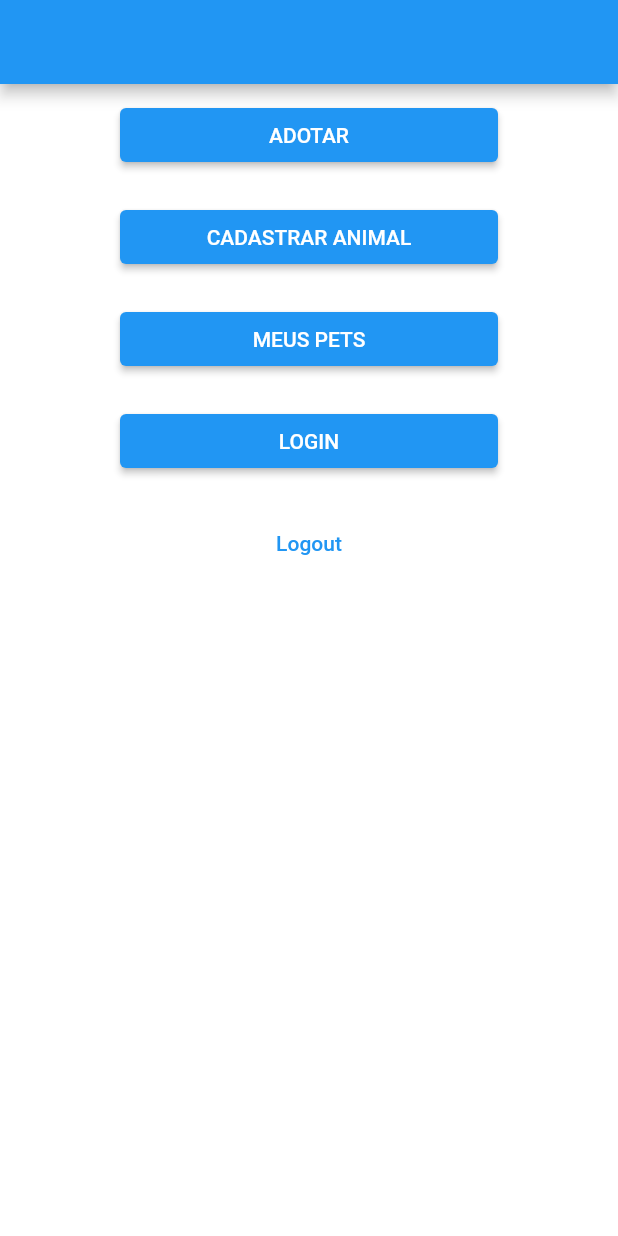
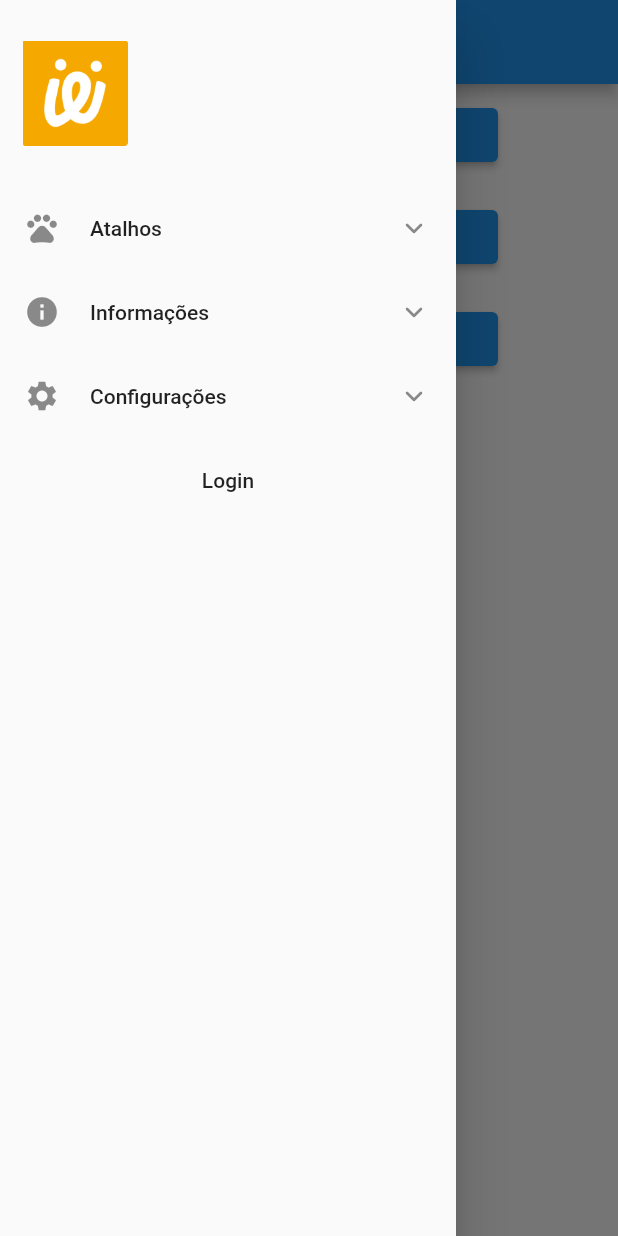
Before and after one commit to fleury-gf/MeAu, a Flutter app: the screen it shows after launch, with the side drawer open (before the commit the screen has no drawer), on a phone screen of 412 x 824 dp. Run offline on Flutter 3.47's test engine with Material 2 defaults, Android fonts, the phone set to English and light mode, and no system bars; our stand-ins replace cloud_firestore, firebase_auth, firebase_core, image_picker; accounts and stored records are empty.

Commit message:
drawer WIP

```diff
--- a/meau/lib/models/user_model.dart
+++ b/meau/lib/models/user_model.dart
@@ -23,3 +23,29 @@ class CreateUserModel {
   final String passwordConfirm;
   final String picture;
 }
+
+class UserModel {
+  UserModel({
+    this.id = "",
+    this.nome = "",
+    this.idade = "",
+    this.email = "",
+    this.estado = "",
+    this.cidade = "",
+    this.endereco = "",
+    this.telefone = "",
+    this.username = "",
+    this.picture = "",
+  });
+
+  String id;
+  String nome;
+  String idade;
+  String email;
+  String estado;
+  String cidade;
+  String endereco;
+  String telefone;
+  String username;
+  String picture;
+}
--- a/meau/lib/screens/home_screen.dart
+++ b/meau/lib/screens/home_screen.dart
@@ -57,23 +57,6 @@ class _HomeScreenState extends State<HomeScreen> {
             }
           }),
       StandardButton(
-          buttonText: "MEUS PETS",
-          onPressed: () {
-            if (isLoggedIn()) {
-              Navigator.push(
-                  context,
-                  MaterialPageRoute(
-                    builder: (context) => MyPetsScreen(),
-                  ));
-            } else {
-              Navigator.push(
-                  context,
-                  MaterialPageRoute(
-                    builder: (context) => LoginTreeScreen(),
-                  ));
-            }
-          }),
-      StandardButton(
           buttonText: "LOGIN",
           onPressed: () {
             Navigator.push(
--- a/meau/lib/screens/my_pets_screen.dart
+++ b/meau/lib/screens/my_pets_screen.dart
@@ -3,11 +3,13 @@ import 'package:flutter/material.dart';
 
 import '../api/pet_functions.dart';
 import '../models/pet_model.dart';
+import '../models/user_model.dart';
+import '../widgets/pet_card.dart';
 import '../widgets/screen_template.dart';
 
 class MyPetsScreen extends StatefulWidget {
-  const MyPetsScreen({super.key});
-
+  const MyPetsScreen({super.key, required this.user});
+  final UserModel user;
   @override
   State<MyPetsScreen> createState() => _MyPetsScreenState();
 }
@@ -21,8 +23,7 @@ class _MyPetsScreenState extends State<MyPetsScreen> {
   }
 
   void setPets() async {
-    List<PetModel> petsaux =
-        await getUserPets(FirebaseAuth.instance.currentUser!.uid);
+    List<PetModel> petsaux = await getUserPets(widget.user.id);
     setState(() {
       pets = petsaux;
     });
@@ -30,6 +31,13 @@ class _MyPetsScreenState extends State<MyPetsScreen> {
 
   @override
   Widget build(BuildContext context) {
-    return ScreenTemplate(children: pets.map((pet) => Text(pet.id)).toList());
+    return ScreenTemplate(
+      title: "Adotar",
+      children: [
+        Column(
+          children: pets.map((pet) => PetCard(pet: pet)).toList(),
+        ),
+      ],
+    );
   }
 }
--- /dev/null
+++ b/meau/lib/widgets/custom_drawer.dart
@@ -0,0 +1,311 @@
+import 'dart:convert';
+
+import 'package:flutter/material.dart';
+import 'package:meau/screens/home_screen.dart';
+import 'package:meau/screens/login_screen.dart';
+import 'package:meau/screens/login_tree_screen.dart';
+
+import '../api/user_functions.dart';
+import '../models/user_model.dart';
+import '../screens/adopt_screen.dart';
+import '../screens/my_pets_screen.dart';
+import '../screens/register_adoption_screen.dart';
+import 'drawer_dropdown_item.dart';
+import 'drawer_item.dart';
+
+class CustomDrawer extends StatefulWidget {
+  const CustomDrawer({super.key});
+
+  @override
+  State<CustomDrawer> createState() => _CustomDrawerState();
+}
+
+class _CustomDrawerState extends State<CustomDrawer> {
+  double? _userListHeight;
+  double? _shortcutsListHeight = 0;
+  double? _infoListHeight = 0;
+  double? _settingsListHeight = 0;
+
+  bool _userToggled = true;
+  bool _shortcutsToggled = false;
+  bool _infoToggled = false;
+  bool _settingsToggled = false;
+
+  UserModel? currentUser;
+
+  @override
+  void initState() {
+    _setCurrentUser();
+    super.initState();
+  }
+
+  void _setCurrentUser() async {
+    UserModel? user = await getCurrentUser();
+    if (user != null) {
+      setState(() {
+        currentUser = user;
+      });
+    }
+  }
+
+  void _toggleUserDropdown() {
+    if (_userListHeight != null) {
+      setState(() {
+        _userListHeight = null;
+      });
+    } else {
+      setState(() {
+        _userListHeight = 0;
+      });
+    }
+    setState(() {
+      _userToggled = !_userToggled;
+    });
+  }
+
+  void _toggleShortcutsDropdown() {
+    if (_shortcutsListHeight != null) {
+      setState(() {
+        _shortcutsListHeight = null;
+      });
+    } else {
+      setState(() {
+        _shortcutsListHeight = 0;
+      });
+    }
+    setState(() {
+      _shortcutsToggled = !_shortcutsToggled;
+    });
+  }
+
+  void _toggleInfoDropdown() {
+    if (_infoListHeight != null) {
+      setState(() {
+        _infoListHeight = null;
+      });
+    } else {
+      setState(() {
+        _infoListHeight = 0;
+      });
+    }
+    setState(() {
+      _infoToggled = !_infoToggled;
+    });
+  }
+
+  void _toggleSettingsDropdown() {
+    if (_settingsListHeight != null) {
+      setState(() {
+        _settingsListHeight = null;
+      });
+    } else {
+      setState(() {
+        _settingsListHeight = 0;
+      });
+    }
+    setState(() {
+      _settingsToggled = !_settingsToggled;
+    });
+  }
+
+  @override
+  Widget build(BuildContext context) {
+    return Drawer(
+      child: ListView(
+        padding: EdgeInsets.zero,
+        children: [
+          Container(
+            height: 124,
+            child: SafeArea(
+              child: Row(
+                crossAxisAlignment: CrossAxisAlignment.center,
+                children: [
+                  currentUser != null
+                      ? Container(
+                          margin: const EdgeInsets.only(left: 15),
+                          child: ClipRRect(
+                            borderRadius: BorderRadius.circular(100),
+                            child: Image.memory(
+                              base64Decode(currentUser!.picture),
+                              height: 70,
+                              width: 70,
+                              fit: BoxFit.fill,
+                            ),
+                          ),
+                        )
+                      : Container(
+                          margin: const EdgeInsets.only(left: 15),
+                          child: Image.asset(
+                            "lib/assets/images/Meau_Icone.png",
+                            width: 70,
+                            fit: BoxFit.fill,
+                          ),
+                        ),
+                ],
+              ),
+            ),
+          ),
+          currentUser != null
+              ? Column(
+                  children: [
+                    DrawerDropdownItem(
+                      onTap: _toggleUserDropdown,
+                      title: currentUser!.nome,
+                      dropdownToggled: _userToggled,
+                    ),
+                    Container(
+                      height: _userListHeight,
+                      child: Column(
+                        children: [
+                          DrawerItem(
+                            title: "Meu perfil",
+                            onTap: () {},
+                          ),
+                          DrawerItem(
+                            title: "Meus pets",
+                            onTap: () {
+                              Navigator.pop(context);
+                              Navigator.of(context)
+                                  .pushReplacement(MaterialPageRoute(
+                                      builder: (context) => MyPetsScreen(
+                                            user: currentUser!,
+                                          )));
+                            },
+                          ),
+                          DrawerItem(
+                            title: "Favoritos",
+                            onTap: () {},
+                          ),
+                          DrawerItem(
+                            title: "Chat",
+                            onTap: () {},
+                          ),
+                        ],
+                      ),
+                    ),
+                  ],
+                )
+              : Container(),
+          DrawerDropdownItem(
+            onTap: _toggleShortcutsDropdown,
+            icon: Icons.pets,
+            title: "Atalhos",
+            dropdownToggled: _shortcutsToggled,
+          ),
+          Container(
+            height: _shortcutsListHeight,
+            // color: Design.white2,
+            child: Column(
+              children: [
+                DrawerItem(
+                  title: "Cadastrar um pet",
+                  onTap: () {
+                    Navigator.pop(context);
+                    currentUser != null
+                        ? Navigator.of(context).pushReplacement(
+                            MaterialPageRoute(
+                                builder: (context) => RegisterAdoptionScreen()))
+                        : Navigator.of(context).push(MaterialPageRoute(
+                            builder: (context) => const LoginTreeScreen()));
+                  },
+                ),
+                DrawerItem(
+                  title: "Adotar um pet",
+                  onTap: () {
+                    Navigator.pop(context);
+                    Navigator.of(context).pushReplacement(MaterialPageRoute(
+                        builder: (context) => const AdoptScreen()));
+                  },
+                ),
+              ],
+            ),
+          ),
+          DrawerDropdownItem(
+            onTap: _toggleInfoDropdown,
+            // color: Design.accentBlue,
+            icon: Icons.info,
+            title: "Informações",
+            dropdownToggled: _infoToggled,
+          ),
+          Container(
+            height: _infoListHeight,
+            // color: Design.white2,
+            child: Column(
+              children: [
+                DrawerItem(
+                  title: "Dicas",
+                  onTap: () {},
+                ),
+                DrawerItem(
+                  title: "Termo de adoção",
+                  onTap: () {},
+                ),
+              ],
+            ),
+          ),
+          DrawerDropdownItem(
+            onTap: _toggleSettingsDropdown,
+            // color: Design.lightestGray,
+            icon: Icons.settings,
+            title: "Configurações",
+            dropdownToggled: _settingsToggled,
+          ),
+          Container(
+            height: _settingsListHeight,
+            // color: Design.white2,
+            child: Column(
+              children: [
+                DrawerItem(
+                  title: "Privacidade",
+                  onTap: () {},
+                ),
+              ],
+            ),
+          ),
+          currentUser != null
+              ? ListTile(
+                  title: const Center(
+                    child: Text(
+                      "Sair",
+                      style: TextStyle(
+                          // color: Design.darkerGray,
+                          fontSize: 14,
+                          fontFamily: "Roboto",
+                          fontWeight: FontWeight.w500),
+                    ),
+                  ),
+                  onTap: () async {
+                    await signOut();
+                    if (!mounted) return;
+                    Navigator.pushReplacement(
+                        context,
+                        MaterialPageRoute(
+                            builder: (context) => const HomeScreen()));
+                  },
+                  // tileColor: Design.lightBlue,
+                )
+              : ListTile(
+                  title: const Center(
+                    child: Text(
+                      "Login",
+                      style: TextStyle(
+                          // color: Design.darkerGray,
+                          fontSize: 14,
+                          fontFamily: "Roboto",
+                          fontWeight: FontWeight.w500),
+                    ),
+                  ),
+                  onTap: () {
+                    Navigator.pop(context);
+                    Navigator.push(
+                        context,
+                        MaterialPageRoute(
+                            builder: (context) => const LoginScreen()));
+                  },
+                  // tileColor: Design.lightBlue,
+                ),
+        ],
+      ),
+    );
+  }
+}
--- /dev/null
+++ b/meau/lib/widgets/drawer_dropdown_item.dart
@@ -0,0 +1,53 @@
+import 'package:flutter/material.dart';
+
+class DrawerDropdownItem extends StatelessWidget {
+  const DrawerDropdownItem({
+    super.key,
+    this.title = "",
+    this.icon,
+    this.dropdownToggled = false,
+    required this.onTap,
+  });
+
+  final String title;
+  final IconData? icon;
+  final bool dropdownToggled;
+  final VoidCallback onTap;
+
+  @override
+  Widget build(BuildContext context) {
+    return ListTile(
+      title: Row(
+        mainAxisAlignment: MainAxisAlignment.spaceBetween,
+        children: [
+          Row(
+            children: [
+              icon != null
+                  ? Icon(
+                      icon,
+                      size: 24,
+                    )
+                  : Container(),
+              Container(
+                margin: EdgeInsets.only(left: (icon != null ? 20 : 0)),
+                child: Text(
+                  title,
+                  style: const TextStyle(
+                      fontSize: 14,
+                      fontFamily: "Roboto",
+                      fontWeight: FontWeight.w500),
+                ),
+              ),
+            ],
+          ),
+          Icon(
+            dropdownToggled
+                ? Icons.expand_less_rounded
+                : Icons.expand_more_rounded,
+          )
+        ],
+      ),
+      onTap: onTap,
+    );
+  }
+}
--- /dev/null
+++ b/meau/lib/widgets/drawer_item.dart
@@ -0,0 +1,25 @@
+import 'package:flutter/material.dart';
+
+class DrawerItem extends StatelessWidget {
+  const DrawerItem({
+    super.key,
+    this.title = "",
+    required this.onTap,
+  });
+
+  final String title;
+  final VoidCallback onTap;
+
+  @override
+  Widget build(BuildContext context) {
+    return Container(
+      margin: const EdgeInsets.only(left: 26),
+      child: ListTile(
+        onTap: onTap,
+        title: Text(
+          title,
+        ),
+      ),
+    );
+  }
+}
--- a/meau/lib/widgets/screen_template.dart
+++ b/meau/lib/widgets/screen_template.dart
@@ -1,4 +1,5 @@
 import 'package:flutter/material.dart';
+import 'package:meau/widgets/custom_drawer.dart';
 
 class ScreenTemplate extends StatelessWidget {
   const ScreenTemplate({super.key, this.title = "", required this.children});
@@ -8,7 +9,7 @@ class ScreenTemplate extends StatelessWidget {
   Widget build(BuildContext context) {
     return Scaffold(
       appBar: AppBar(title: Text(title)),
-      drawer: null,
+      drawer: CustomDrawer(),
       body: Container(
         color: Colors.white,
         child: CustomScrollView(
--- a/meau/pubspec.yaml
+++ b/meau/pubspec.yaml
@@ -75,7 +75,8 @@ flutter:
   uses-material-design: true
 
   # To add assets to your application, add an assets section, like this:
-  # assets:
+  assets:
+      - lib/assets/images/Meau_Icone.png
   #   - images/a_dot_burr.jpeg
   #   - images/a_dot_ham.jpeg
 
```
Also changed, not shown: meau/lib/api/user_functions.dart (+41 -2 lines).
